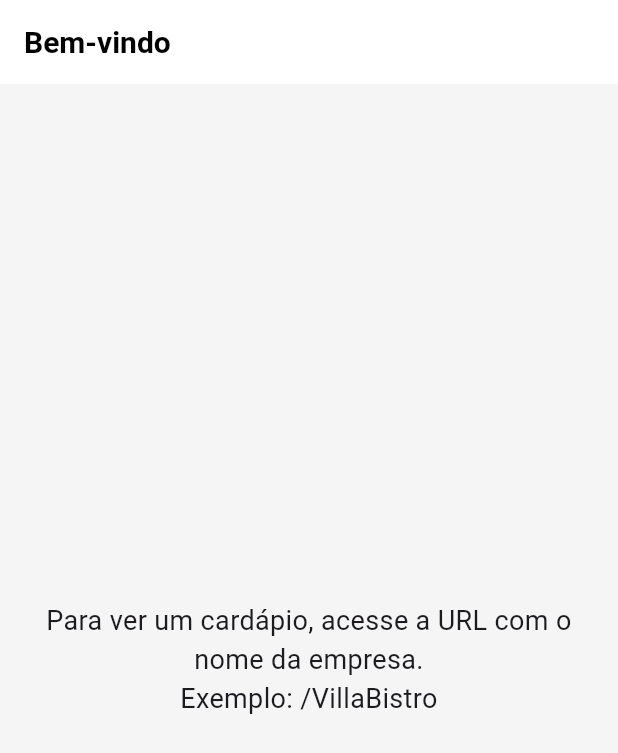
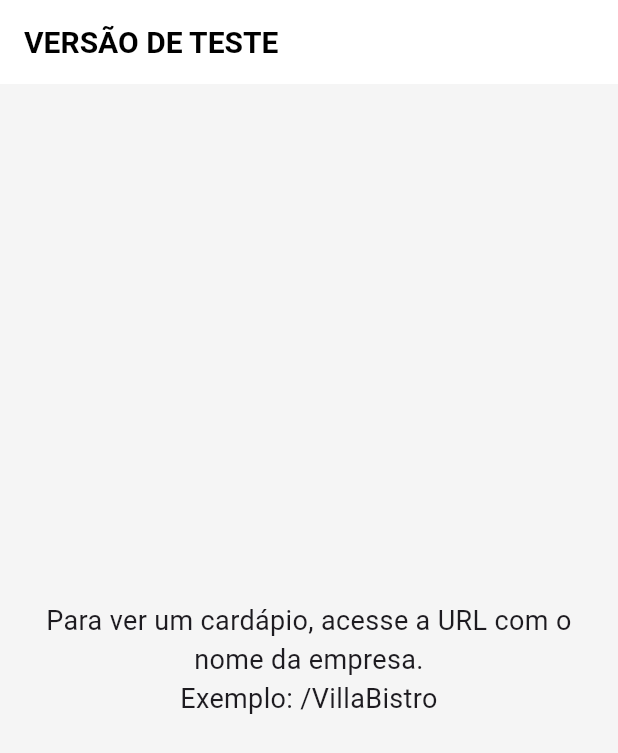
Before and after one commit to Victorhugowille/delivery, a Flutter app: the screen it shows after launch, on a phone screen of 412 x 824 dp. Shown: the top 753 px of the screen. Run offline on Flutter 3.47's test engine with Material 3 defaults, Android fonts, the phone set to English and light mode, and no system bars; our stand-ins replace go_router, supabase_flutter; accounts and stored records are empty.

Commit message:
Teste de deploy visual

```diff
--- a/lib/main.dart
+++ b/lib/main.dart
@@ -90,7 +90,7 @@ class HomePage extends StatelessWidget {
   Widget build(BuildContext context) {
     return Scaffold(
       appBar: AppBar(
-        title: const Text('Bem-vindo'),
+        title: const Text('VERSÃO DE TESTE'),
       ),
       body: const Center(
         child: Padding(
```
